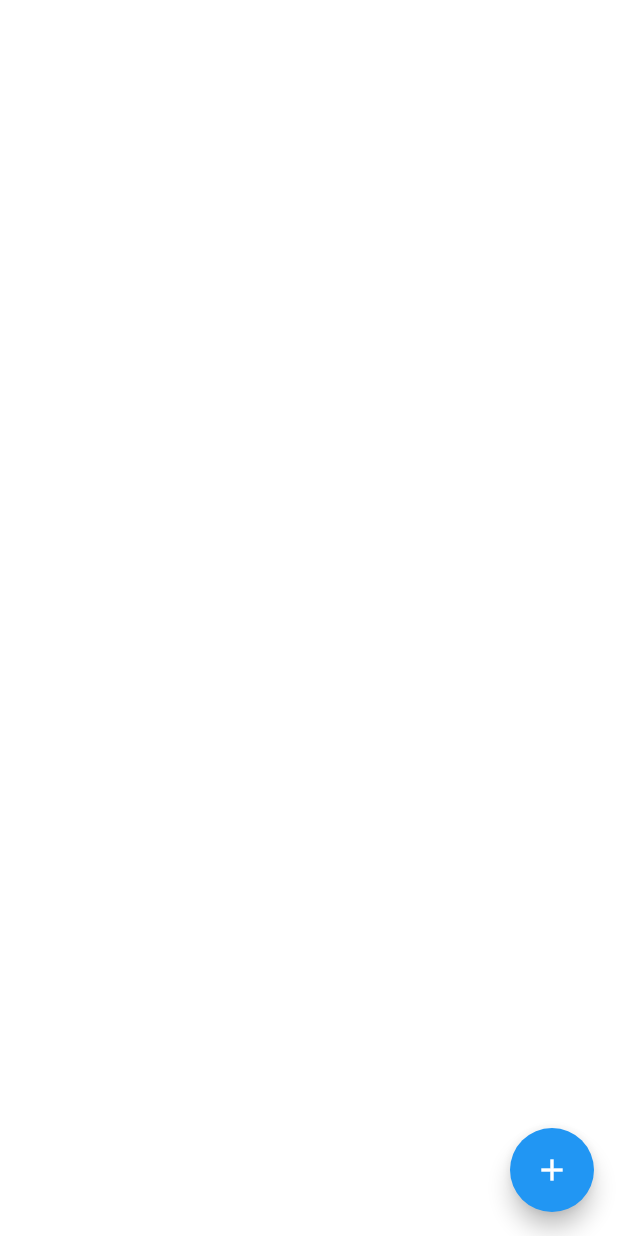
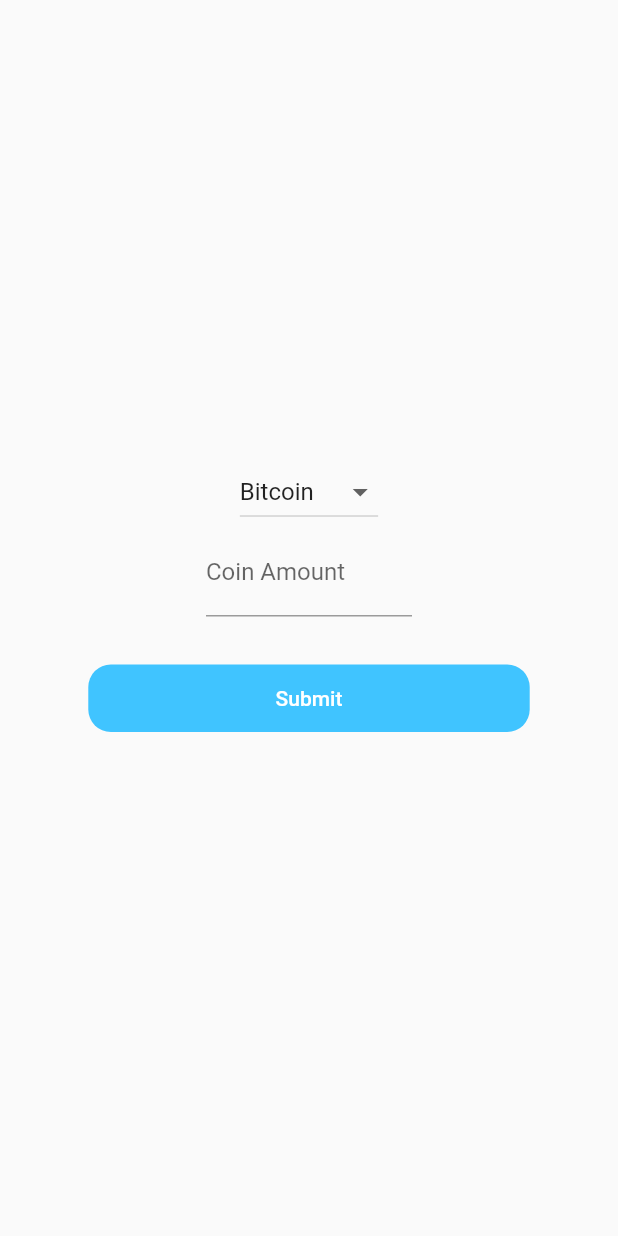
Before and after one commit to shnrndk/crypto-wallet, a Flutter app: the HomeView screen opened directly, after a tap on the "add" icon, on a phone screen of 412 x 824 dp. Run offline on Flutter 3.47's test engine with Material 2 defaults, Android fonts, the phone set to English and light mode, and no system bars; our stand-ins replace cloud_firestore, firebase_auth, firebase_core; accounts and stored records are empty.

Commit message:
add view

```diff
--- a/lib/ui/add_view.dart
+++ b/lib/ui/add_view.dart
@@ -0,0 +1,66 @@
+import 'package:flutter/material.dart';
+
+class AddView extends StatefulWidget {
+  AddView({Key key}) : super(key: key);
+
+  @override
+  _AddViewState createState() => _AddViewState();
+}
+
+class _AddViewState extends State<AddView> {
+  String dropdownValue = 'Bitcoin';
+
+  TextEditingController _coinAmount = new TextEditingController();
+
+  @override
+  Widget build(BuildContext context) {
+    return Material(
+      child: Column(
+        mainAxisAlignment: MainAxisAlignment.center,
+        children: [
+          DropdownButton(
+            items: <String>['Bitcoin', 'Tether', 'Ethereum']
+                .map<DropdownMenuItem<String>>((String value) {
+              return DropdownMenuItem<String>(
+                value: value,
+                child: Text(value),
+              );
+            }).toList(),
+            onChanged: (String newValue) {
+              setState(() {
+                dropdownValue = newValue;
+              });
+            },
+            value: dropdownValue,
+          ),
+          Container(
+            width: MediaQuery.of(context).size.width / 3,
+            child: TextFormField(
+              controller: _coinAmount,
+              decoration: InputDecoration(labelText: 'Coin Amount'),
+            ),
+          ),
+          Padding(
+            padding: const EdgeInsets.all(32.0),
+            child: Container(
+              width: MediaQuery.of(context).size.width / 1.4,
+              height: 45,
+              decoration: BoxDecoration(
+                  borderRadius: BorderRadius.circular(15.0),
+                  color: Colors.lightBlueAccent),
+              child: MaterialButton(
+                onPressed: () {
+                  Navigator.of(context).pop();
+                },
+                child: Text(
+                  'Submit',
+                  style: TextStyle(color: Colors.white),
+                ),
+              ),
+            ),
+          )
+        ],
+      ),
+    );
+  }
+}
--- a/lib/ui/home_view.dart
+++ b/lib/ui/home_view.dart
@@ -50,8 +50,8 @@ class _HomeViewState extends State<HomeView> {
       ),
       floatingActionButton: FloatingActionButton(
         onPressed: () {
-          //Navigator.push(
-          //    context, MaterialPageRoute(builder: (context) => AddView()));
+          Navigator.push(
+              context, MaterialPageRoute(builder: (context) => AddView()));
         },
         child: Icon(Icons.add, color: Colors.white),
       ),
```
